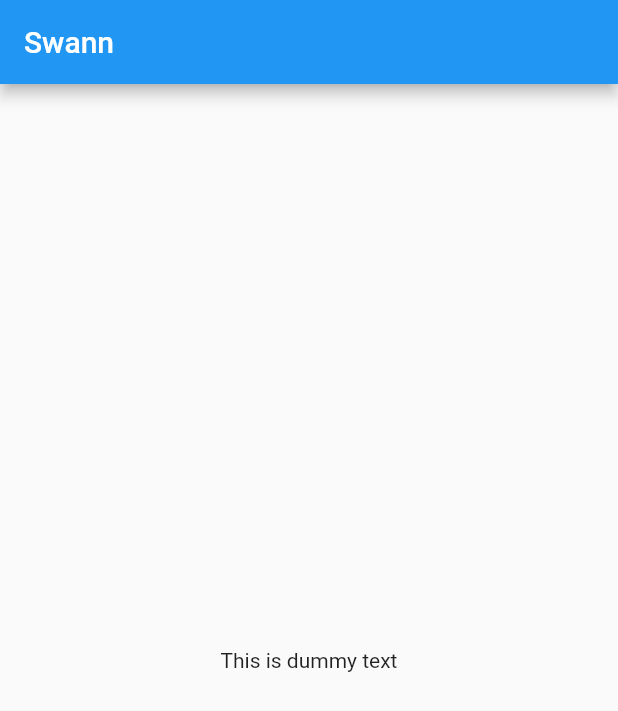
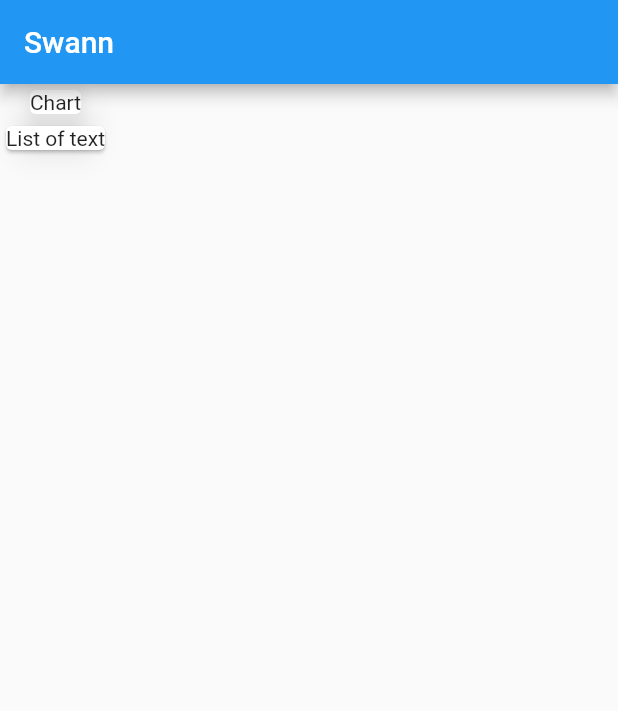
Before and after one commit to Swannhs/learn_flutter, a Flutter app: the screen it shows after launch, on a phone screen of 412 x 824 dp. Shown: the top 711 px of the screen. Run offline on Flutter 3.47's test engine with Material 2 defaults, Android fonts, the phone set to English and light mode, and no system bars.

Commit message:
Playing with material card widget

```diff
--- a/lib/main.dart
+++ b/lib/main.dart
@@ -19,8 +19,16 @@ class Home extends StatelessWidget {
       appBar: AppBar(
         title: Text("Swann"),
       ),
-      body: Center(
-        child: Text("This is dummy text"),
+      body: Column(
+        children: <Widget>[
+          Card(
+            child: Text("Chart"),
+            elevation: 10,
+          ),
+          Card(
+            child: Text("List of text"),
+          )
+        ],
       ),
     );
   }
```
